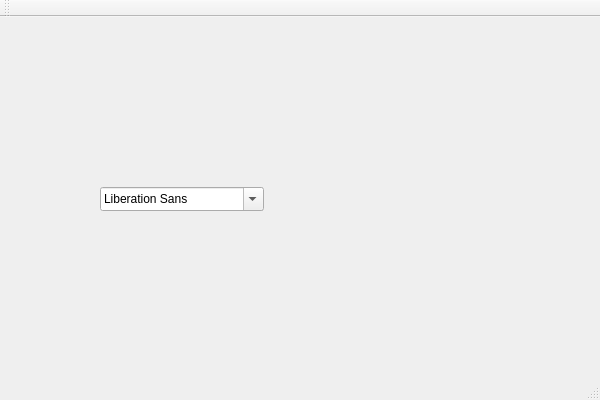
First picture: the form in Rutas/main/TreeView.ui, repository AndresMora04/Rutas, before the edit.
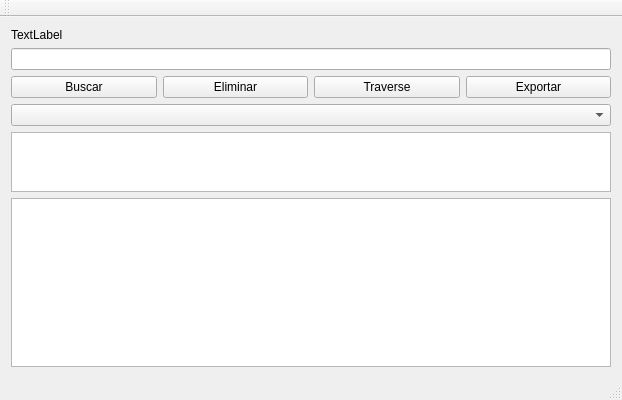
Second picture: the form after the edit.

Patch:
```diff
--- a/Rutas/main/TreeView.ui
+++ b/Rutas/main/TreeView.ui
@@ -6,7 +6,7 @@
    <rect>
     <x>0</x>
     <y>0</y>
-    <width>600</width>
+    <width>622</width>
     <height>400</height>
    </rect>
   </property>
@@ -14,16 +14,66 @@
    <string>TreeView</string>
   </property>
   <widget class="QWidget" name="centralWidget">
-   <widget class="QFontComboBox" name="fontComboBox">
-    <property name="geometry">
-     <rect>
-      <x>100</x>
-      <y>170</y>
-      <width>164</width>
-      <height>24</height>
-     </rect>
-    </property>
-   </widget>
+   <layout class="QVBoxLayout" name="verticalLayout">
+    <item>
+     <widget class="QLabel" name="lbelTitle">
+      <property name="text">
+       <string>TextLabel</string>
+      </property>
+     </widget>
+    </item>
+    <item>
+     <widget class="QLineEdit" name="txtStationName"/>
+    </item>
+    <item>
+     <layout class="QHBoxLayout" name="horizontalLayout">
+      <item>
+       <widget class="QPushButton" name="btnSearch">
+        <property name="text">
+         <string>Buscar</string>
+        </property>
+       </widget>
+      </item>
+      <item>
+       <widget class="QPushButton" name="btnDelete">
+        <property name="text">
+         <string>Eliminar</string>
+        </property>
+       </widget>
+      </item>
+      <item>
+       <widget class="QPushButton" name="btnTraverse">
+        <property name="text">
+         <string>Traverse</string>
+        </property>
+       </widget>
+      </item>
+      <item>
+       <widget class="QPushButton" name="btnExport">
+        <property name="text">
+         <string>Exportar</string>
+        </property>
+       </widget>
+      </item>
+     </layout>
+    </item>
+    <item>
+     <widget class="QComboBox" name="cBoxTraversal"/>
+    </item>
+    <item>
+     <widget class="QTextEdit" name="txtOutput">
+      <property name="maximumSize">
+       <size>
+        <width>16777215</width>
+        <height>60</height>
+       </size>
+      </property>
+     </widget>
+    </item>
+    <item>
+     <widget class="QGraphicsView" name="graphicsTree"/>
+    </item>
+   </layout>
   </widget>
   <widget class="QMenuBar" name="menuBar">
    <property name="geometry">
```
Left out of the diff: 2 changed lines with no effect on the pictures.
